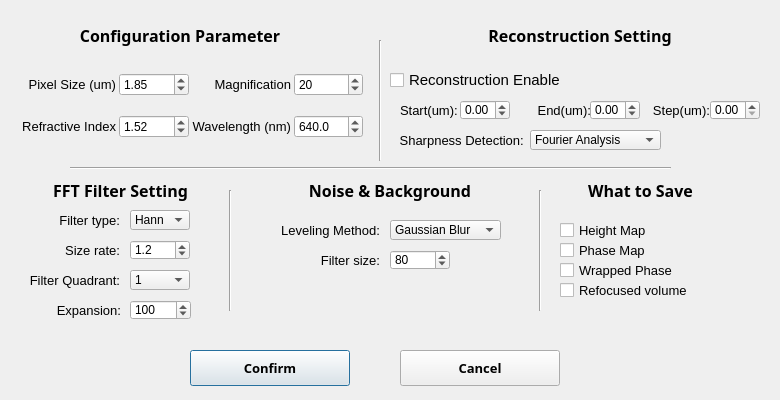
YipLab/DHM, file GUI Building/GUI/ui_files/param_set_dialog.ui: the form before one commit.
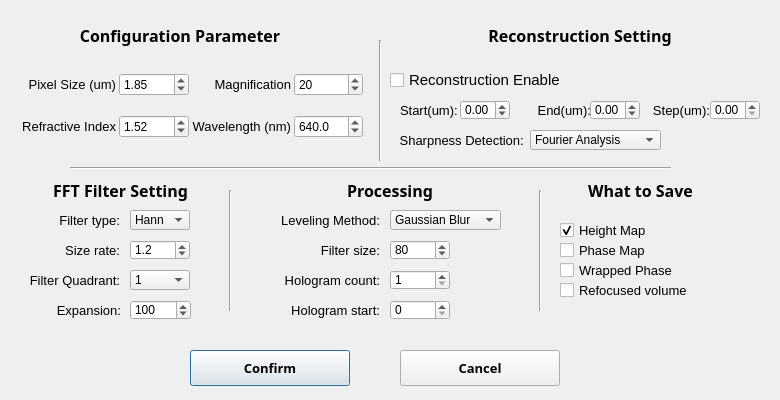
The form after the commit.

The edit to the form file:
```diff
--- a/GUI Building/GUI/ui_files/param_set_dialog.ui
+++ b/GUI Building/GUI/ui_files/param_set_dialog.ui
@@ -617,7 +617,7 @@
     </font>
    </property>
    <property name="text">
-    <string>Noise &amp; Background</string>
+    <string>Processing</string>
    </property>
    <property name="alignment">
     <set>Qt::AlignCenter</set>
@@ -750,6 +750,9 @@
      <height>60</height>
     </size>
    </property>
+   <property name="checked">
+    <bool>true</bool>
+   </property>
   </widget>
   <widget class="QCheckBox" name="checkBox_recon_3">
    <property name="geometry">
@@ -919,7 +922,7 @@
    <property name="geometry">
     <rect>
      <x>260</x>
-     <y>220</y>
+     <y>210</y>
      <width>120</width>
      <height>20</height>
     </rect>
@@ -944,7 +947,7 @@
    <property name="geometry">
     <rect>
      <x>390</x>
-     <y>220</y>
+     <y>210</y>
      <width>111</width>
      <height>20</height>
     </rect>
@@ -967,7 +970,7 @@
    <property name="geometry">
     <rect>
      <x>260</x>
-     <y>250</y>
+     <y>240</y>
      <width>120</width>
      <height>20</height>
     </rect>
@@ -992,7 +995,7 @@
    <property name="geometry">
     <rect>
      <x>390</x>
-     <y>250</y>
+     <y>240</y>
      <width>60</width>
      <height>20</height>
     </rect>
@@ -1118,6 +1121,112 @@
     <double>100.000000000000000</double>
    </property>
   </widget>
+  <widget class="QLabel" name="label_10">
+   <property name="geometry">
+    <rect>
+     <x>260</x>
+     <y>270</y>
+     <width>120</width>
+     <height>20</height>
+    </rect>
+   </property>
+   <property name="font">
+    <font>
+     <family>Arial</family>
+     <pointsize>10</pointsize>
+    </font>
+   </property>
+   <property name="locale">
+    <locale language="English" country="Canada"/>
+   </property>
+   <property name="text">
+    <string>Hologram count:</string>
+   </property>
+   <property name="alignment">
+    <set>Qt::AlignRight|Qt::AlignTrailing|Qt::AlignVCenter</set>
+   </property>
+  </widget>
+  <widget class="QDoubleSpinBox" name="doubleSpinBox_holo_count">
+   <property name="geometry">
+    <rect>
+     <x>390</x>
+     <y>270</y>
+     <width>60</width>
+     <height>20</height>
+    </rect>
+   </property>
+   <property name="locale">
+    <locale language="English" country="Canada"/>
+   </property>
+   <property name="decimals">
+    <number>0</number>
+   </property>
+   <property name="minimum">
+    <double>1.000000000000000</double>
+   </property>
+   <property name="maximum">
+    <double>99999999999.000000000000000</double>
+   </property>
+   <property name="singleStep">
+    <double>1.000000000000000</double>
+   </property>
+   <property name="value">
+    <double>1.000000000000000</double>
+   </property>
+  </widget>
+  <widget class="QLabel" name="label_11">
+   <property name="geometry">
+    <rect>
+     <x>260</x>
+     <y>300</y>
+     <width>120</width>
+     <height>20</height>
+    </rect>
+   </property>
+   <property name="font">
+    <font>
+     <family>Arial</family>
+     <pointsize>10</pointsize>
+    </font>
+   </property>
+   <property name="locale">
+    <locale language="English" country="Canada"/>
+   </property>
+   <property name="text">
+    <string>Hologram start:</string>
+   </property>
+   <property name="alignment">
+    <set>Qt::AlignRight|Qt::AlignTrailing|Qt::AlignVCenter</set>
+   </property>
+  </widget>
+  <widget class="QDoubleSpinBox" name="doubleSpinBox_holo_start">
+   <property name="geometry">
+    <rect>
+     <x>390</x>
+     <y>300</y>
+     <width>60</width>
+     <height>20</height>
+    </rect>
+   </property>
+   <property name="locale">
+    <locale language="English" country="Canada"/>
+   </property>
+   <property name="decimals">
+    <number>0</number>
+   </property>
+   <property name="minimum">
+    <double>0.000000000000000</double>
+   </property>
+   <property name="maximum">
+    <double>99999999999.000000000000000</double>
+   </property>
+   <property name="singleStep">
+    <double>1.000000000000000</double>
+   </property>
+   <property name="value">
+    <double>0.000000000000000</double>
+   </property>
+  </widget>
  </widget>
  <resources/>
  <connections/>
```
Left out of the diff: 18 changed lines with no effect on the pictures.
